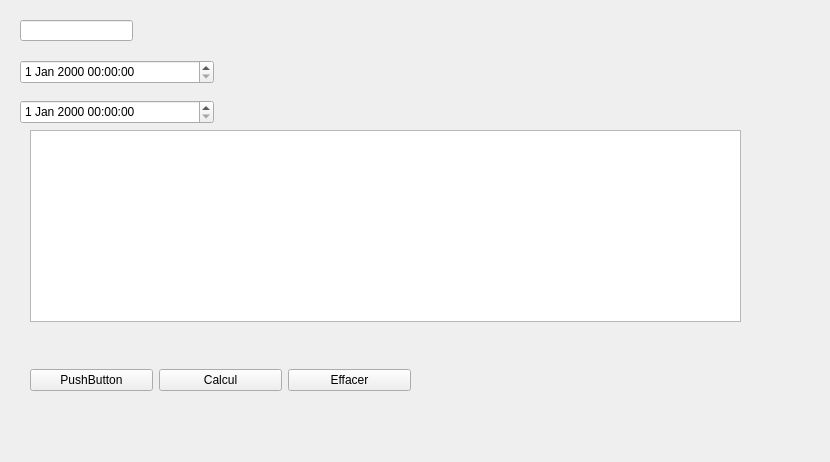
The window that qtSqlTry.ui (heliomaster/qtSqlTry) describes before a commit, drawn with Qt 5.
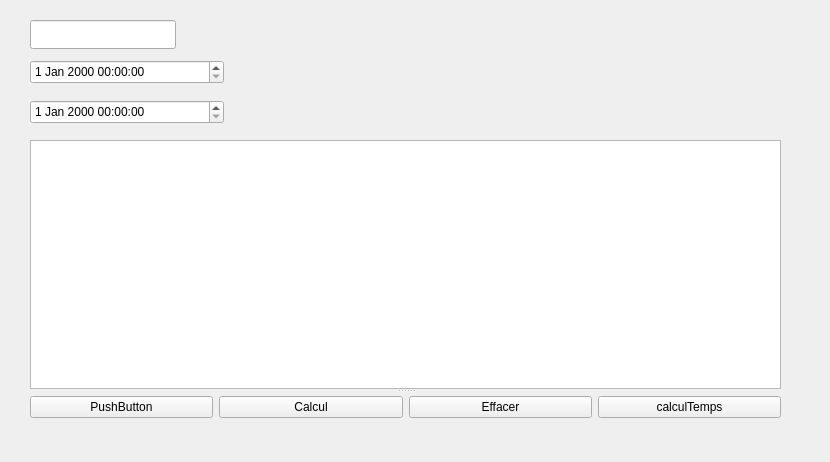
The same window after the commit.

Commit message: Nouvelle Branche avec Tab

The edit to the form file:
```diff
--- a/qtSqlTry.ui
+++ b/qtSqlTry.ui
@@ -16,17 +16,17 @@
   <widget class="QLineEdit" name="lineEditPilote">
    <property name="geometry">
     <rect>
-     <x>20</x>
+     <x>30</x>
      <y>20</y>
-     <width>113</width>
-     <height>21</height>
+     <width>146</width>
+     <height>29</height>
     </rect>
    </property>
   </widget>
   <widget class="QDateTimeEdit" name="dateTimeEdit_1">
    <property name="geometry">
     <rect>
-     <x>20</x>
+     <x>30</x>
      <y>60</y>
      <width>194</width>
      <height>24</height>
@@ -39,35 +39,31 @@
   <widget class="QDateTimeEdit" name="dateTimeEdit_2">
    <property name="geometry">
     <rect>
-     <x>20</x>
+     <x>30</x>
      <y>100</y>
      <width>194</width>
      <height>24</height>
     </rect>
    </property>
   </widget>
+  <widget class="QSplitter" name="splitter">
+   <property name="geometry">
+    <rect>
+     <x>30</x>
+     <y>140</y>
+     <width>751</width>
+     <height>281</height>
+    </rect>
+   </property>
+   <property name="orientation">
+    <enum>Qt::Vertical</enum>
+   </property>
   <widget class="QTableView" name="tableView1">
-   <property name="geometry">
-    <rect>
-     <x>30</x>
-     <y>130</y>
-     <width>711</width>
-     <height>192</height>
-    </rect>
-   </property>
    <property name="sortingEnabled">
     <bool>true</bool>
    </property>
   </widget>
   <widget class="QWidget" name="horizontalLayoutWidget">
-   <property name="geometry">
-    <rect>
-     <x>30</x>
-     <y>340</y>
-     <width>381</width>
-     <height>80</height>
-    </rect>
-   </property>
    <layout class="QHBoxLayout" name="horizontalLayout_2">
     <item>
      <widget class="QPushButton" name="pushButton">
@@ -96,7 +92,18 @@
       </property>
      </widget>
     </item>
-   </layout>
+     <item>
+      <widget class="QPushButton" name="calule_temps">
+       <property name="toolTip">
+        <string extracomment="calcule le temps total"/>
+       </property>
+       <property name="text">
+        <string>calculTemps</string>
+       </property>
+      </widget>
+     </item>
+    </layout>
+   </widget>
   </widget>
  </widget>
  <resources/>
```
Lines whose indentation alone changed are shown as unchanged. The commit also changes 3 other files.
